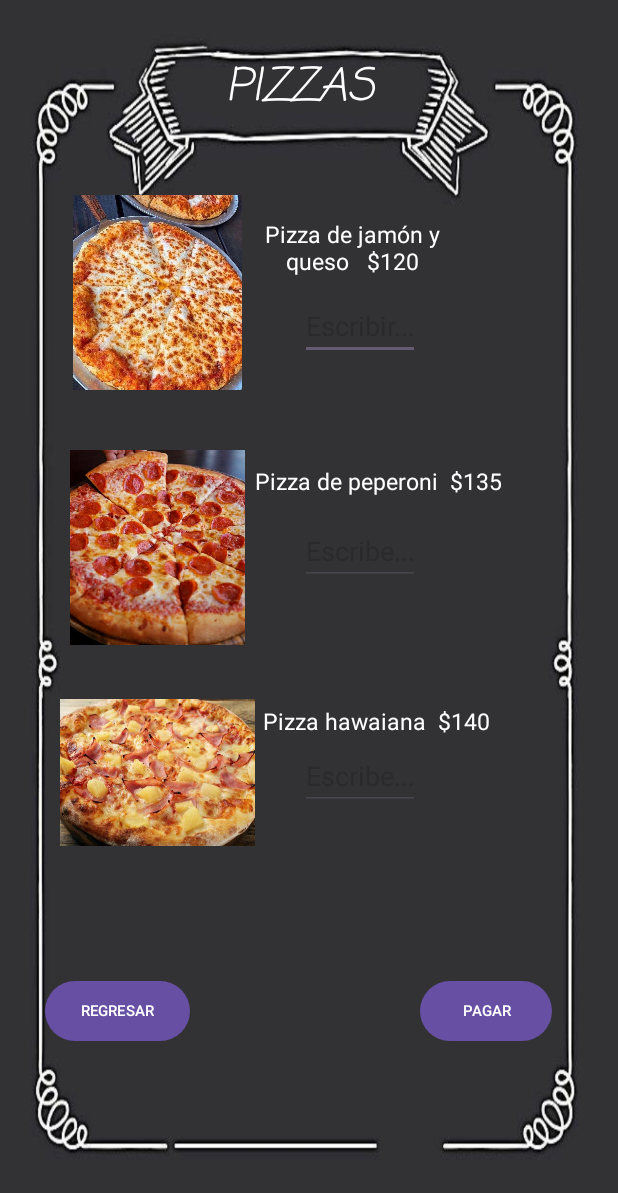
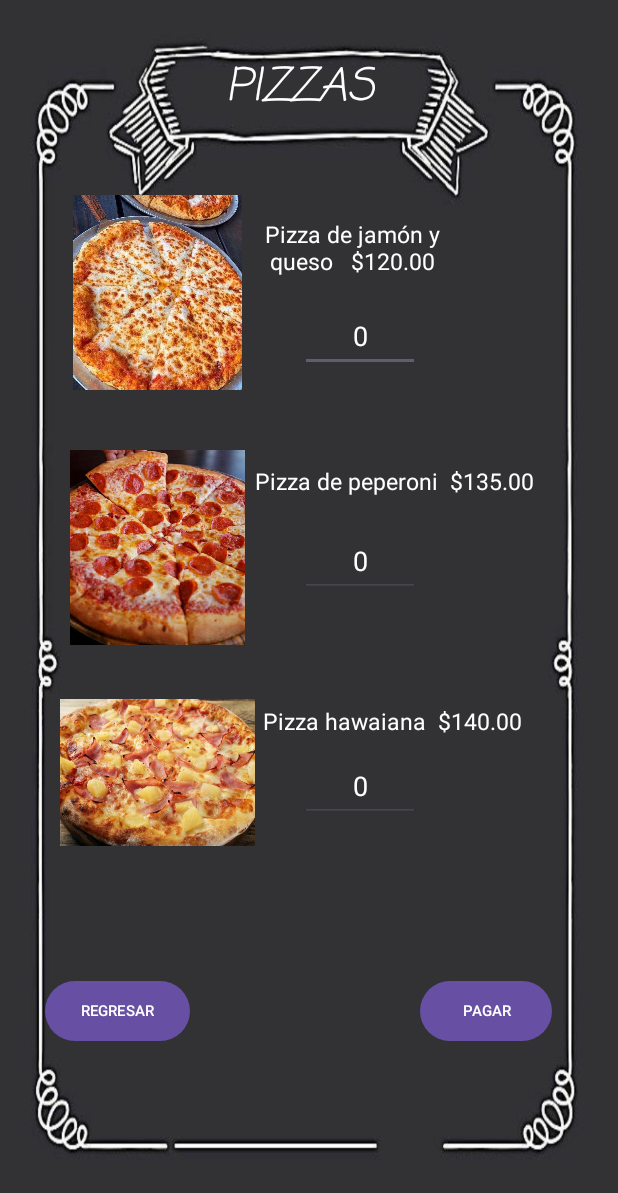
Before and after one commit to Gupe024/PizzeriaApp, an Android app: the MainActivity2 screen opened directly, with no data from a screen before it, after a tap on "ELEGIR PIZZAS", on a phone screen of 412 x 824 dp. Shown: the top 1193 px of the screen. Run offline under Robolectric (Android 15) with nearby library versions, the light colour scheme and no system bars.

Commit message:
logica de la pizza

```diff
--- a/app/src/main/java/com/example/pizzeriaapp/MainActivity.java
+++ b/app/src/main/java/com/example/pizzeriaapp/MainActivity.java
@@ -7,6 +7,7 @@ import android.os.Bundle;
 import android.view.View;
 import android.widget.Button;
 import android.widget.EditText;
+import android.widget.TextView;
 import android.widget.Toast;
 
 import androidx.activity.EdgeToEdge;
@@ -29,15 +30,13 @@ public class MainActivity extends AppCompatActivity {
         passwordEditText = findViewById(R.id.password);
         iniciarButton = findViewById(R.id.iniciar);
 
-
         iniciarButton.setOnClickListener(new View.OnClickListener() {
             @Override
             public void onClick(View v) {
                 String user = usuarioEditext.getText().toString();
                 String pass = passwordEditText.getText().toString();
 
-                if (user.equals("adriana") && pass.equals("Adriana")) {
-
+                if (user.equals("Adriana") & pass.equals("adriana")) {
                     Intent intent = new Intent(MainActivity.this, MainActivity2.class);
                     intent.putExtra("usuario", user);
                     startActivity(intent);
--- a/app/src/main/java/com/example/pizzeriaapp/MainActivity2.java
+++ b/app/src/main/java/com/example/pizzeriaapp/MainActivity2.java
@@ -4,6 +4,7 @@ import android.content.Intent;
 import android.os.Bundle;
 import android.view.View;
 import android.widget.Button;
+import android.widget.TextView;
 
 import androidx.activity.EdgeToEdge;
 import androidx.appcompat.app.AppCompatActivity;
@@ -19,6 +20,8 @@ public class MainActivity2 extends AppCompatActivity {
     Button btnregresar;
     Button btnpagar;
 
+    TextView bienvenidos;
+
 
     protected void onCreate(Bundle savedInstanceState) {
         super.onCreate(savedInstanceState);
@@ -27,6 +30,8 @@ public class MainActivity2 extends AppCompatActivity {
         btnPizzas = findViewById(R.id.pizzas);
         btnBebidas = findViewById(R.id.bebidas);
         btnregresar = findViewById(R.id.regresar);
+        btnpagar = findViewById(R.id.pagar);
+        bienvenidos = findViewById(R.id.Bienvenidos);
 
         btnPizzas.setOnClickListener(new View.OnClickListener() {
             @Override
@@ -49,8 +54,25 @@ public class MainActivity2 extends AppCompatActivity {
         btnregresar.setOnClickListener(new View.OnClickListener() {
             @Override
             public void onClick(View v) {
-                finish();
+                Intent intent = new Intent(MainActivity2.this, MainActivity.class);
+                startActivity(intent);
             }
         });
+
+        btnpagar.setOnClickListener(new View.OnClickListener() {
+            @Override
+            public void onClick(View v) {
+                Intent intent = new Intent(MainActivity2.this, MainActivity5.class);
+                startActivity(intent);
+            }
+
+        });
+
+        Intent intent = getIntent();
+        if (intent != null && intent.hasExtra("usuario")) {
+            String usuario = intent.getStringExtra("usuario");
+            bienvenidos.setText("Bienvenida " + usuario);
+        }
+
     }
 }
--- a/app/src/main/java/com/example/pizzeriaapp/MainActivity3.java
+++ b/app/src/main/java/com/example/pizzeriaapp/MainActivity3.java
@@ -1,24 +1,46 @@
 package com.example.pizzeriaapp;
 
+import android.content.Intent;
 import android.os.Bundle;
 import android.view.View;
 import android.widget.Button;
+import android.widget.EditText;
+import android.widget.Toast;
 
 import androidx.activity.EdgeToEdge;
+import androidx.annotation.NonNull;
 import androidx.appcompat.app.AppCompatActivity;
 import androidx.core.graphics.Insets;
 import androidx.core.view.ViewCompat;
 import androidx.core.view.WindowInsetsCompat;
 
+import java.text.BreakIterator;
+
 public class MainActivity3 extends AppCompatActivity {
     Button btnregresar;
+    Button btnpagar;
+    EditText pizza1;
+    EditText pizza2;
+    EditText pizza3;
+    double precioTotal;
+    double precio1 = 120.00;
+    double precio2 = 135.00;
+    double precio3 = 140.00;
+    int cantidad1 = 0;
+    int cantidad2 = 0;
+    int cantidad3 = 0;
 
-    Button btnpagar;
 
     @Override
     protected void onCreate(Bundle savedInstanceState) {
         super.onCreate(savedInstanceState);
         setContentView(R.layout.activity_main3);
+
+        btnregresar = findViewById(R.id.regresar);
+        btnpagar = findViewById(R.id.pagar);
+        pizza1 = findViewById(R.id.pizza1);
+        pizza2 = findViewById(R.id.pizza2);
+        pizza3 = findViewById(R.id.pizza3);
 
         btnregresar.setOnClickListener(new View.OnClickListener() {
             @Override
@@ -26,5 +48,61 @@ public class MainActivity3 extends AppCompatActivity {
                 finish();
             }
         });
+
+        btnpagar.setOnClickListener(new View.OnClickListener() {
+            @Override
+            public void onClick(View v) {
+                calcularPrecioTotal();
+                actualizarCantidades();
+                Intent intent = new Intent(MainActivity3.this, MainActivity5.class);
+                startActivity(intent);
+            }
+        });
+
+        if (savedInstanceState != null) {
+            restaurarEstado(savedInstanceState);
+        }
+    }
+    protected void onSaveInstanceState(Bundle outState) {
+        super.onSaveInstanceState(outState);
+        guardarEstado(outState);
+    }
+
+    public void actualizarCantidades() {
+        cantidad1 = obtenerCantidad(pizza1);
+        cantidad2 = obtenerCantidad(pizza2);
+        cantidad3 = obtenerCantidad(pizza3);
+    }
+
+    public void calcularPrecioTotal() {
+        precioTotal = (cantidad1 * precio1) + (cantidad2 * precio2) + (cantidad3 * precio3);
+
+        int totalPizzas = cantidad1 + cantidad2 + cantidad3;
+
+        Toast.makeText(MainActivity3.this, "Has elegido " + totalPizzas + " pizzas.", Toast.LENGTH_SHORT).show();
+    }
+
+    public int obtenerCantidad(EditText editText) {
+        try {
+            return Integer.parseInt(editText.getText().toString().trim());
+        } catch (NumberFormatException e) {
+            return 0;
+        }
+    }
+
+    public void guardarEstado(Bundle outState) {
+        outState.putInt("cantidad 1", cantidad1);
+        outState.putInt("Cantidad 2", cantidad2);
+        outState.putInt("cantidad 3", cantidad3);
+    }
+
+    public void  restaurarEstado(Bundle savedInstanceState) {
+        cantidad1 = savedInstanceState.getInt("cantidad 1");
+        cantidad2 = savedInstanceState.getInt("cantidad 2");
+        cantidad3 = savedInstanceState.getInt("cantidad 3");
+        precioTotal = savedInstanceState.getDouble("precioTotal");
+        pizza1.setText(String.valueOf(cantidad1));
+        pizza2.setText(String.valueOf(cantidad2));
+        pizza3.setText(String.valueOf(cantidad3));
     }
 }
--- a/app/src/main/java/com/example/pizzeriaapp/MainActivity4.java
+++ b/app/src/main/java/com/example/pizzeriaapp/MainActivity4.java
@@ -19,6 +19,7 @@ public class MainActivity4 extends AppCompatActivity {
         super.onCreate(savedInstanceState);
         setContentView(R.layout.activity_main4);
 
+
         btnregresar.setOnClickListener(new View.OnClickListener() {
             @Override
             public void onClick(View v) {
--- a/app/src/main/res/layout/activity_main3.xml
+++ b/app/src/main/res/layout/activity_main3.xml
@@ -29,21 +29,24 @@
     <TextView
         android:layout_width="150dp"
         android:layout_height="50dp"
-        android:text="Pizza de jamón y queso   $120"
-        android:textSize="15dp"
+        android:text="Pizza de jamón y queso   $120.00"
+        android:textSize="15sp"
         android:textColor="@color/white"
         android:layout_marginTop="140dp"
         android:layout_marginStart="160dp"
         android:gravity="center"/>
 
     <EditText
+        android:id="@+id/pizza1"
         android:layout_width="80dp"
-        android:layout_height="40dp"
+        android:layout_height="48dp"
         android:layout_marginTop="200dp"
         android:layout_marginStart="200dp"
-        android:hint="Escribir..."
+        android:hint="0"
         android:inputType="text"
-        android:textColor="@color/white"/>
+        android:gravity="center"
+        android:textColor="@color/white"
+        android:textColorHint="@color/white"/>
 
     <ImageView
         android:layout_width="130dp"
@@ -55,20 +58,23 @@
     <TextView
         android:layout_width="wrap_content"
         android:layout_height="wrap_content"
-        android:text="Pizza de peperoni  $135"
-        android:textSize="15dp"
+        android:text="Pizza de peperoni  $135.00"
+        android:textSize="15sp"
         android:textColor="@color/white"
         android:layout_marginTop="310dp"
         android:layout_marginStart="170dp"/>
 
     <EditText
+        android:id="@+id/pizza2"
         android:layout_width="80dp"
-        android:layout_height="40dp"
-        android:hint="Escribe..."
-        android:inputType="text"
+        android:layout_height="48dp"
         android:layout_marginTop="350dp"
         android:layout_marginStart="200dp"
-        android:textColor="@color/white"/>
+        android:hint="0"
+        android:inputType="text"
+        android:gravity="center"
+        android:textColor="@color/white"
+        android:textColorHint="@color/white"/>
 
     <ImageView
         android:layout_width="130dp"
@@ -80,21 +86,24 @@
     <TextView
         android:layout_width="wrap_content"
         android:layout_height="wrap_content"
-        android:text="Pizza hawaiana  $140"
-        android:textSize="15dp"
+        android:text="Pizza hawaiana  $140.00"
+        android:textSize="15sp"
         android:textColor="@color/white"
         android:gravity="center"
         android:layout_marginTop="470dp"
         android:layout_marginStart="175dp"/>
 
     <EditText
+        android:id="@+id/pizza3"
         android:layout_width="80dp"
-        android:layout_height="40dp"
-        android:hint="Escribe..."
-        android:inputType="text"
+        android:layout_height="48dp"
         android:layout_marginTop="500dp"
         android:layout_marginStart="200dp"
-        android:textColor="@color/white" />
+        android:hint="0"
+        android:inputType="text"
+        android:gravity="center"
+        android:textColor="@color/white"
+        android:textColorHint="@color/white"/>
 
     <Button
         android:id="@+id/regresar"
```
Also changed, not shown: app/src/main/java/com/example/pizzeriaapp/MainActivity5.java (added, +24 -0 lines), app/src/main/res/layout/activity_main2.xml (+13 -3 lines), app/src/main/res/layout/activity_main4.xml (+17 -8 lines), app/src/main/res/layout/activity_main5.xml (added, +39 -0 lines).
